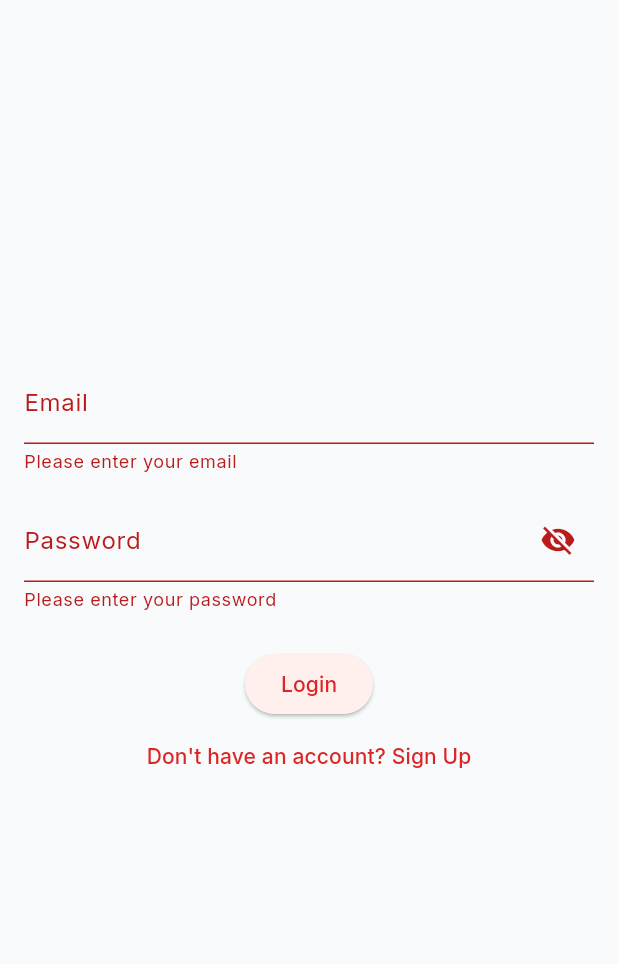
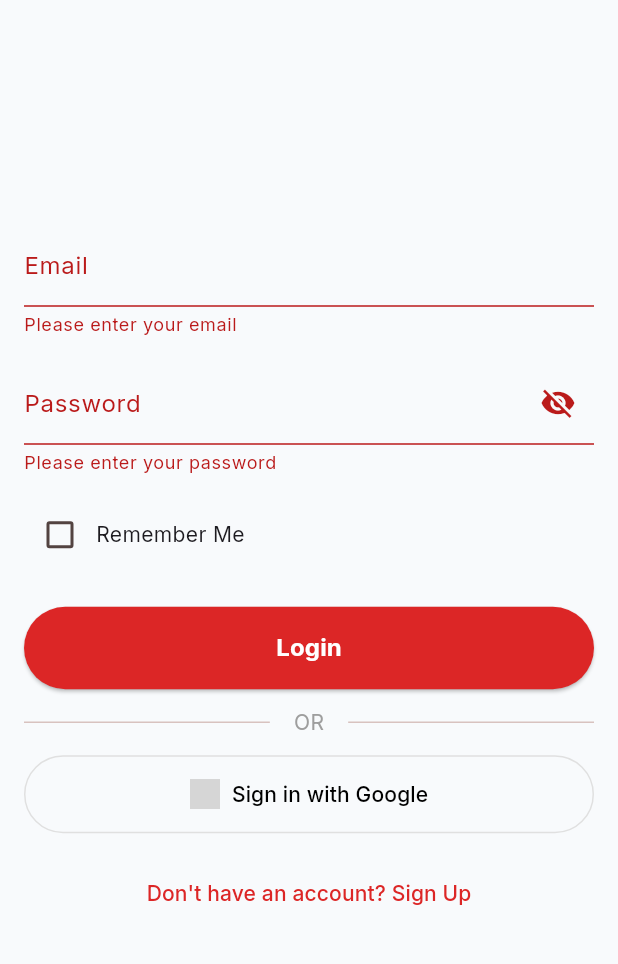
Before and after one commit to Nimeshkaushalya/ResQ, a Flutter app: the screen it shows after launch, after a tap on "Login", on a phone screen of 412 x 824 dp, the part 84-1048 px from its top. Run offline on Flutter 3.47's test engine with Material 3 defaults, Android fonts, the phone set to English and light mode, and no system bars; our stand-ins replace cloud_firestore, connectivity_plus, firebase_auth, firebase_core, flutter_map, flutter_markdown and 12 more; missing offline and left inert: cloudinary_public, tflite_flutter; accounts and stored records are empty; network calls fail; project files that could hold a hidden picture were left out; grey boxes are pictures that could not be loaded.

Commit message:
Add Remember Me and Google Sign-In features to LoginScreen

```diff
--- a/lib/screens/login_screen.dart
+++ b/lib/screens/login_screen.dart
@@ -1,4 +1,5 @@
 import 'package:flutter/material.dart';
+import 'package:shared_preferences/shared_preferences.dart';
 import '../services/auth_service.dart';
 import 'signup_screen.dart';
 
@@ -16,12 +17,43 @@ class _LoginScreenState extends State<LoginScreen> {
   final AuthService _authService = AuthService();
   bool _isLoading = false;
   bool _obscurePassword = true;
+  bool _rememberMe = false;
+
+  @override
+  void initState() {
+    super.initState();
+    _loadSavedCredentials();
+  }
+
+  void _loadSavedCredentials() async {
+    final prefs = await SharedPreferences.getInstance();
+    setState(() {
+      _emailController.text = prefs.getString('email') ?? '';
+      _passwordController.text = prefs.getString('password') ?? '';
+      _rememberMe = prefs.getBool('rememberMe') ?? false;
+    });
+  }
+
+  void _saveCredentials() async {
+    final prefs = await SharedPreferences.getInstance();
+    if (_rememberMe) {
+      await prefs.setString('email', _emailController.text.trim());
+      await prefs.setString('password', _passwordController.text.trim());
+      await prefs.setBool('rememberMe', true);
+    } else {
+      await prefs.remove('email');
+      await prefs.remove('password');
+      await prefs.setBool('rememberMe', false);
+    }
+  }
 
   void _login() async {
     if (_formKey.currentState!.validate()) {
       setState(() {
         _isLoading = true;
       });
+
+      _saveCredentials();
 
       String? error = await _authService.signIn(
         email: _emailController.text.trim(),
@@ -39,7 +71,26 @@ class _LoginScreenState extends State<LoginScreen> {
           );
         }
       }
-      // Access granted - the AuthWrapper will handle navigation
+    }
+  }
+
+  void _loginWithGoogle() async {
+    setState(() {
+      _isLoading = true;
+    });
+
+    String? error = await _authService.signInWithGoogle();
+
+    setState(() {
+      _isLoading = false;
+    });
+
+    if (error != null && error != 'Google sign in cancelled.') {
+      if (mounted) {
+        ScaffoldMessenger.of(context).showSnackBar(
+          SnackBar(content: Text(error)),
+        );
+      }
     }
   }
 
@@ -89,13 +140,64 @@ class _LoginScreenState extends State<LoginScreen> {
                 validator: (value) =>
                     value!.isEmpty ? 'Please enter your password' : null,
               ),
+              const SizedBox(height: 16),
+              Row(
+                children: [
+                  Checkbox(
+                    value: _rememberMe,
+                    onChanged: (value) {
+                      setState(() {
+                        _rememberMe = value ?? false;
+                      });
+                    },
+                    activeColor: const Color(0xFFDC2626),
+                  ),
+                  const Text('Remember Me'),
+                ],
+              ),
               const SizedBox(height: 24),
               _isLoading
                   ? const CircularProgressIndicator()
-                  : ElevatedButton(
-                      onPressed: _login,
-                      child: const Text('Login'),
+                  : SizedBox(
+                      width: double.infinity,
+                      child: ElevatedButton(
+                        style: ElevatedButton.styleFrom(
+                          backgroundColor: const Color(0xFFDC2626),
+                          foregroundColor: Colors.white,
+                          padding: const EdgeInsets.all(16),
+                        ),
+                        onPressed: _login,
+                        child: const Text('Login', style: TextStyle(fontSize: 16, fontWeight: FontWeight.bold)),
+                      ),
                     ),
+              const SizedBox(height: 12),
+              const Row(
+                children: [
+                  Expanded(child: Divider()),
+                  Padding(
+                    padding: EdgeInsets.symmetric(horizontal: 16),
+                    child: Text('OR', style: TextStyle(color: Colors.grey)),
+                  ),
+                  Expanded(child: Divider()),
+                ],
+              ),
+              const SizedBox(height: 12),
+              SizedBox(
+                width: double.infinity,
+                child: OutlinedButton.icon(
+                  style: OutlinedButton.styleFrom(
+                    padding: const EdgeInsets.all(16),
+                    side: BorderSide(color: Colors.grey.shade300),
+                  ),
+                  icon: Image.network(
+                    'https://upload.wikimedia.org/wikipedia/commons/thumb/c/c1/Google_%22G%22_logo.svg/1024px-Google_%22G%22_logo.svg.png',
+                    height: 20,
+                  ),
+                  label: const Text('Sign in with Google', style: TextStyle(color: Colors.black)),
+                  onPressed: _loginWithGoogle,
+                ),
+              ),
+              const SizedBox(height: 16),
               TextButton(
                 onPressed: () {
                   Navigator.push(
--- a/pubspec.yaml
+++ b/pubspec.yaml
@@ -41,6 +41,8 @@ dependencies:
   speech_to_text: ^7.3.0
   uuid: ^4.3.3
   share_plus: ^10.1.4
+  google_sign_in: ^6.2.1
+  shared_preferences: ^2.2.2
 
   intl: any
 dev_dependencies:
```
Also changed, not shown: lib/services/auth_service.dart (+39 -0 lines), pubspec.lock, 1 other file.
